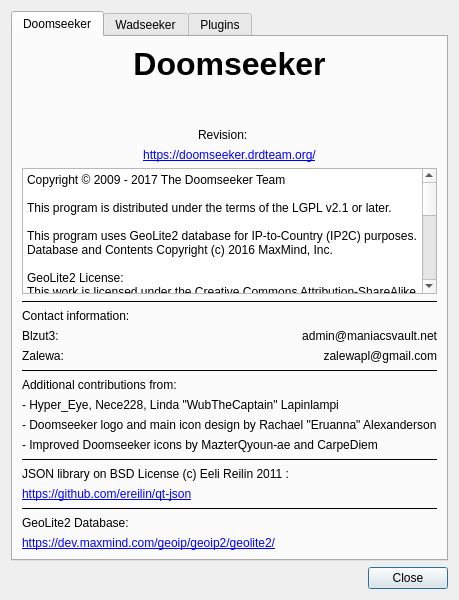
Before: the Qt Designer form src/core/gui/aboutdialog.ui in PROPHESSOR/DDCLauncher, drawn with Qt 5.
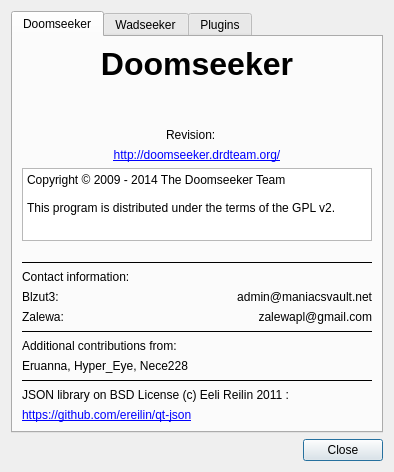
After: the same form once the commit is applied.

Patch:
```diff
--- a/src/core/gui/aboutdialog.ui
+++ b/src/core/gui/aboutdialog.ui
@@ -6,8 +6,8 @@
    <rect>
     <x>0</x>
     <y>0</y>
-    <width>409</width>
-    <height>600</height>
+    <width>392</width>
+    <height>472</height>
    </rect>
   </property>
   <property name="windowTitle">
@@ -132,7 +132,7 @@
        <item>
         <widget class="QLabel" name="label_3">
          <property name="text">
-          <string>&lt;a href=&quot;https://doomseeker.drdteam.org/&quot;&gt;https://doomseeker.drdteam.org/&lt;/a&gt;</string>
+          <string>&lt;a href=&quot;http://doomseeker.drdteam.org/&quot;&gt;http://doomseeker.drdteam.org/&lt;/a&gt;</string>
          </property>
          <property name="alignment">
           <set>Qt::AlignHCenter|Qt::AlignTop</set>
@@ -145,7 +145,7 @@
        <item>
         <widget class="QPlainTextEdit" name="plainTextEdit">
          <property name="sizePolicy">
-          <sizepolicy hsizetype="Expanding" vsizetype="Expanding">
+          <sizepolicy hsizetype="Expanding" vsizetype="Maximum">
            <horstretch>0</horstretch>
            <verstretch>0</verstretch>
           </sizepolicy>
@@ -156,34 +156,38 @@
            <height>0</height>
           </size>
          </property>
+         <property name="maximumSize">
+          <size>
+           <width>16777215</width>
+           <height>100</height>
+          </size>
+         </property>
+         <property name="verticalScrollBarPolicy">
+          <enum>Qt::ScrollBarAlwaysOff</enum>
+         </property>
          <property name="readOnly">
           <bool>true</bool>
          </property>
          <property name="plainText">
-          <string>Copyright © 2009 - 2017 The Doomseeker Team
+          <string>Copyright © 2009 - 2014 The Doomseeker Team
 
-This program is distributed under the terms of the LGPL v2.1 or later.
-
-This program uses GeoLite2 database for IP-to-Country (IP2C) purposes. Database and Contents Copyright (c) 2016 MaxMind, Inc.
-
-GeoLite2 License:
-This work is licensed under the Creative Commons Attribution-ShareAlike 3.0 Unported License. To view a copy of this license, visit http://creativecommons.org/licenses/by-sa/3.0/.
-
-GeoLite2 available at:
-https://dev.maxmind.com/geoip/geoip2/geolite2/
-
-This program uses icons (or derivates of) from following sources:
-- Aha-Soft
-- Crystal Clear by Everaldo Coelho
-- Fugue Icons (C) 2013 Yusuke Kamiyamane. All rights reserved.
-- Nuvola 1.0 (KDE 3.x icon set)
-- Oxygen Icons 4.3.1 (KDE)
-- Silk Icon Set (C) Mark James (famfamfam.com)
-- Tango Icon Library / Tango Desktop Project
-</string>
+This program is distributed under the terms of the GPL v2.</string>
          </property>
         </widget>
        </item>
+       <item>
+        <spacer name="verticalSpacer">
+         <property name="orientation">
+          <enum>Qt::Vertical</enum>
+         </property>
+         <property name="sizeHint" stdset="0">
+          <size>
+           <width>20</width>
+           <height>40</height>
+          </size>
+         </property>
+        </spacer>
+       </item>
        <item>
         <widget class="Line" name="line_5">
          <property name="frameShadow">
@@ -271,27 +275,7 @@
        <item>
         <widget class="QLabel" name="label_5">
          <property name="text">
-          <string>- Hyper_Eye, Nece228, Linda &quot;WubTheCaptain&quot; Lapinlampi</string>
-         </property>
-         <property name="textInteractionFlags">
-          <set>Qt::LinksAccessibleByMouse|Qt::TextSelectableByMouse</set>
-         </property>
-        </widget>
-       </item>
-       <item>
-        <widget class="QLabel" name="label_17">
-         <property name="text">
-          <string>- Doomseeker logo and main icon design by Rachael &quot;Eruanna&quot; Alexanderson</string>
-         </property>
-         <property name="textInteractionFlags">
-          <set>Qt::LinksAccessibleByMouse|Qt::TextSelectableByMouse</set>
-         </property>
-        </widget>
-       </item>
-       <item>
-        <widget class="QLabel" name="label_14">
-         <property name="text">
-          <string>- Improved Doomseeker icons by MazterQyoun-ae and CarpeDiem</string>
+          <string>Eruanna, Hyper_Eye, Nece228</string>
          </property>
          <property name="textInteractionFlags">
           <set>Qt::LinksAccessibleByMouse|Qt::TextSelectableByMouse</set>
@@ -332,40 +316,6 @@
          </property>
         </widget>
        </item>
-       <item>
-        <widget class="Line" name="line_3">
-         <property name="frameShadow">
-          <enum>QFrame::Plain</enum>
-         </property>
-         <property name="orientation">
-          <enum>Qt::Horizontal</enum>
-         </property>
-        </widget>
-       </item>
-       <item>
-        <widget class="QLabel" name="label_15">
-         <property name="text">
-          <string>GeoLite2 Database:</string>
-         </property>
-         <property name="textInteractionFlags">
-          <set>Qt::LinksAccessibleByMouse|Qt::TextSelectableByMouse</set>
-         </property>
-        </widget>
-       </item>
-       <item>
-        <widget class="QLabel" name="label_16">
-         <property name="text">
-          <string>&lt;!DOCTYPE HTML PUBLIC &quot;-//W3C//DTD HTML 4.0//EN&quot; &quot;http://www.w3.org/TR/REC-html40/strict.dtd&quot;&gt;
-&lt;html&gt;&lt;head&gt;&lt;meta name=&quot;qrichtext&quot; content=&quot;1&quot; /&gt;&lt;style type=&quot;text/css&quot;&gt;
-p, li { white-space: pre-wrap; }
-&lt;/style&gt;&lt;/head&gt;&lt;body style=&quot; font-family:'Ubuntu'; font-size:9pt; font-weight:400; font-style:normal;&quot;&gt;
-&lt;p style=&quot; margin-top:0px; margin-bottom:0px; margin-left:0px; margin-right:0px; -qt-block-indent:0; text-indent:0px;&quot;&gt;&lt;a href=&quot;https://dev.maxmind.com/geoip/geoip2/geolite2/&quot;&gt;&lt;span style=&quot; text-decoration: underline; color:#0000ff;&quot;&gt;https://dev.maxmind.com/geoip/geoip2/geolite2/&lt;/span&gt;&lt;/a&gt;&lt;/p&gt;&lt;/body&gt;&lt;/html&gt;</string>
-         </property>
-         <property name="textInteractionFlags">
-          <set>Qt::TextBrowserInteraction</set>
-         </property>
-        </widget>
-       </item>
       </layout>
      </widget>
      <widget class="QWidget" name="tab_3">
```
Left out of the diff: 4 changed lines with no effect on the pictures.
